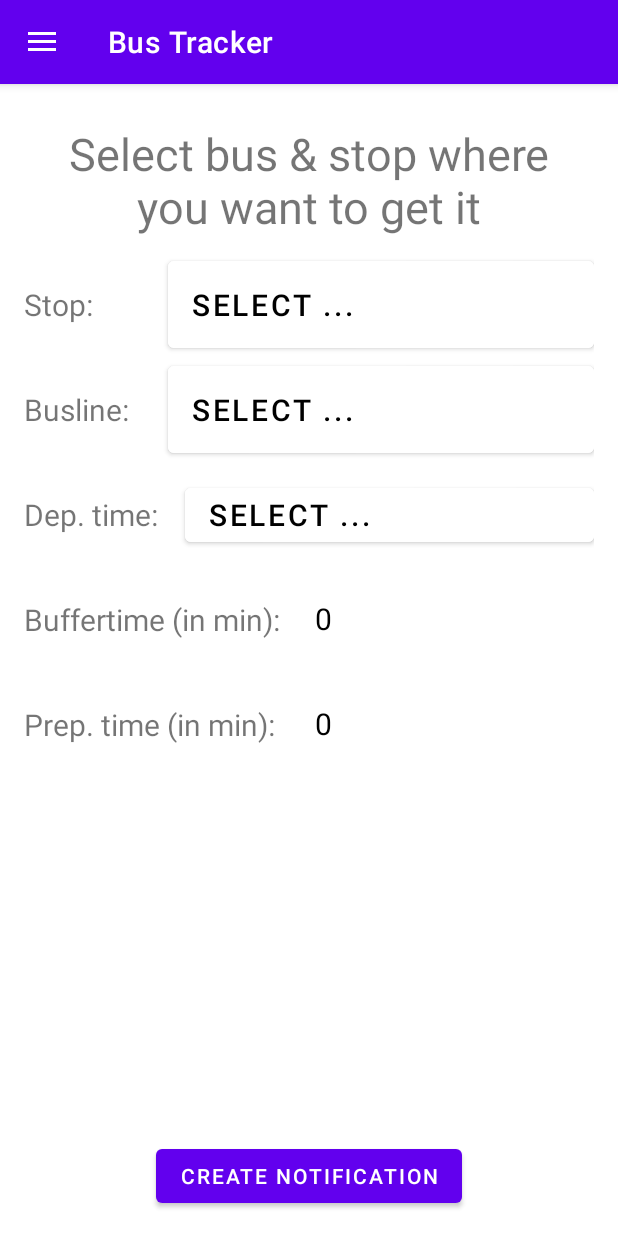
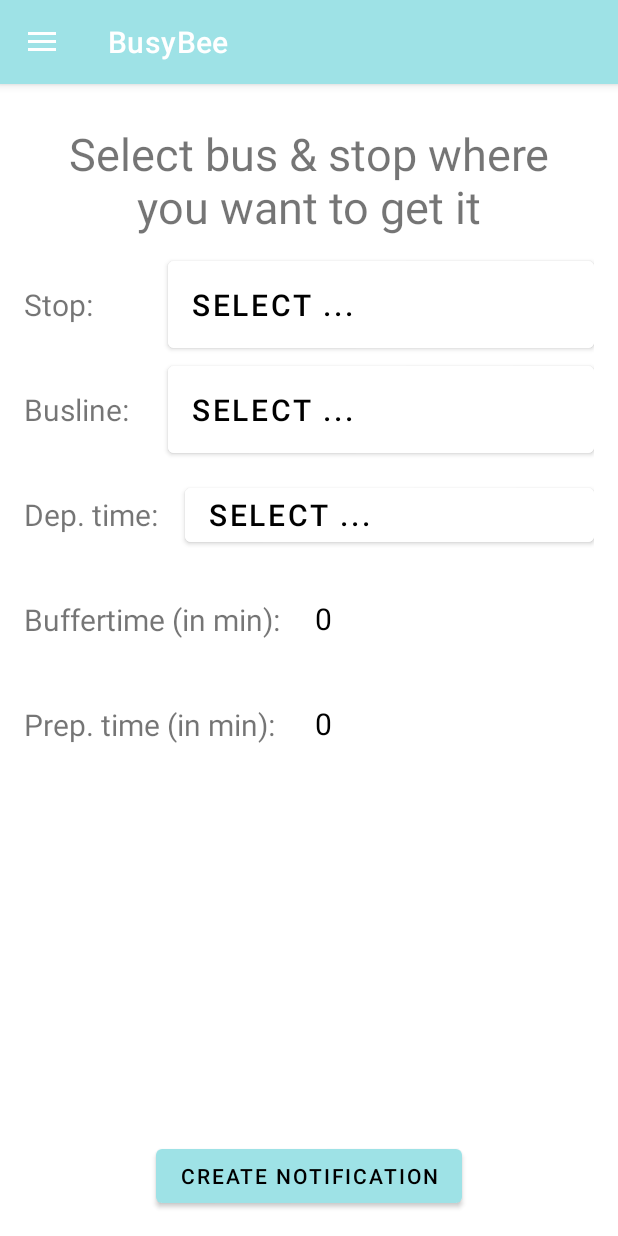
Before and after one commit to Xgamer427/BusyBee, an Android app: the screen it shows after launch (MainActivity), on a phone screen of 412 x 824 dp. Run offline under Robolectric (Android 15) with nearby library versions, the phone set to English and light mode, and no system bars.

Commit message:
Change style so it fits to colors of icon

```diff
--- a/app/src/main/AndroidManifest.xml
+++ b/app/src/main/AndroidManifest.xml
@@ -37,7 +37,7 @@
                 android:value="" />
         </activity>
         <service
-            android:name="com.example.myapplication.NotificationService"
+            android:name="com.example.myapplication.notification.NotificationService"
             android:label = "@string/app_name"
             android:exported="true"
             tools:ignore="Instantiatable">
--- a/app/src/main/res/values/strings.xml
+++ b/app/src/main/res/values/strings.xml
@@ -1,5 +1,5 @@
 <resources>
-    <string name="app_name">Bus Tracker</string>
+    <string name="app_name">BusyBee</string>
     <string name="hello_blank_fragment">Hello blank fragment</string>
     <string name="open">Open</string>
     <string name="close">Close</string>
--- a/app/src/main/res/values/themes.xml
+++ b/app/src/main/res/values/themes.xml
@@ -2,15 +2,15 @@
     <!-- Base application theme. -->
     <style name="Theme.MyApplication" parent="Theme.MaterialComponents.DayNight.DarkActionBar">
         <!-- Primary brand color. -->
-        <item name="colorPrimary">@color/purple_500</item>
+        <item name="colorPrimary">#9EE2E6</item>
         <item name="colorPrimaryVariant">@color/purple_700</item>
-        <item name="colorOnPrimary">@color/white</item>
+        <item name="colorOnPrimary">@color/black</item>
         <!-- Secondary brand color. -->
         <item name="colorSecondary">@color/teal_200</item>
         <item name="colorSecondaryVariant">@color/teal_700</item>
         <item name="colorOnSecondary">@color/black</item>
         <!-- Status bar color. -->
-        <item name="android:statusBarColor">?attr/colorPrimaryVariant</item>
+        <item name="android:statusBarColor">#9EE2E6</item>
         <!-- Customize your theme here. -->
     </style>
 </resources>
```
